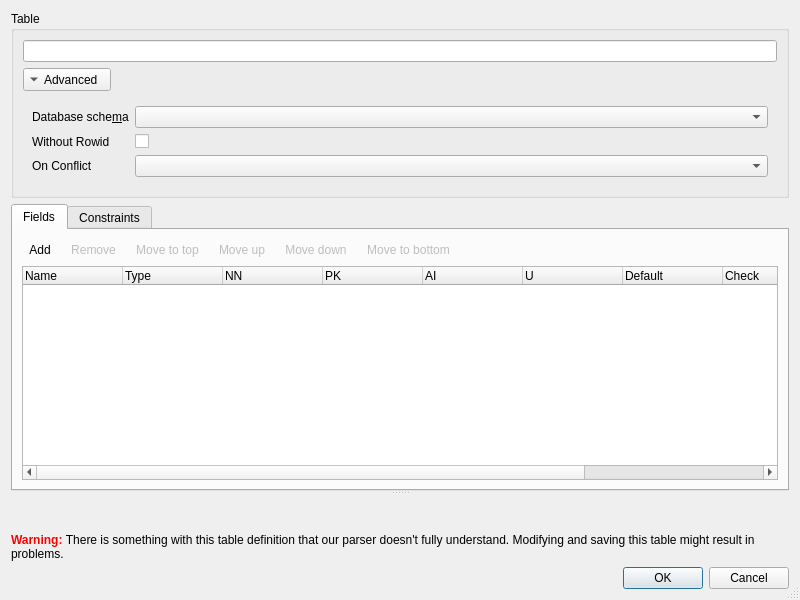
Before: the Qt Designer form src/EditTableDialog.ui in sqlitebrowser/sqlitebrowser, drawn with Qt 5.
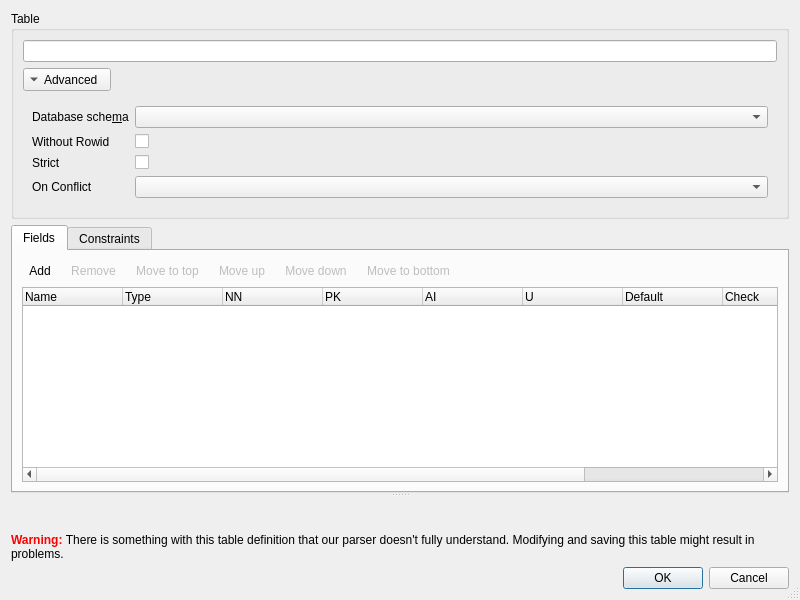
After: the same form once the commit is applied. Icons and pictures are not drawn. Custom widgets are drawn as their Qt base class.

Commit message:
Add support for strict tables in the UI
Add support for strict tables in the Edit Table dialog. This allows
creating new strict tables and converting existing tables between
ordinary and strict modes while making sure only valid data types are
used in strict mode.

This also adds the STRICT and ANY keywords to the auto completion and
the syntax highlighter.

See issue #2926.

Diff of the .ui file:
```diff
--- a/src/EditTableDialog.ui
+++ b/src/EditTableDialog.ui
@@ -86,14 +86,14 @@
            </property>
           </widget>
          </item>
-         <item row="2" column="0">
+         <item row="3" column="0">
           <widget class="QLabel" name="label_2">
            <property name="text">
             <string>On Conflict</string>
            </property>
           </widget>
          </item>
-         <item row="2" column="1">
+         <item row="3" column="1">
           <widget class="QComboBox" name="comboOnConflict">
            <item>
             <property name="text">
@@ -127,6 +127,23 @@
            </item>
           </widget>
          </item>
+         <item row="2" column="0">
+          <widget class="QLabel" name="label_3">
+           <property name="text">
+            <string>Strict</string>
+           </property>
+           <property name="buddy">
+            <cstring>checkStrict</cstring>
+           </property>
+          </widget>
+         </item>
+         <item row="2" column="1">
+          <widget class="QCheckBox" name="checkStrict">
+           <property name="toolTip">
+            <string>When the strict option is enabled SQLite enforces the data types of each column when updating or inserting data.</string>
+           </property>
+          </widget>
+         </item>
         </layout>
        </widget>
       </item>
```
Left out of the diff: 54 changed lines with no effect on the pictures. The commit also changes 5 other files.
